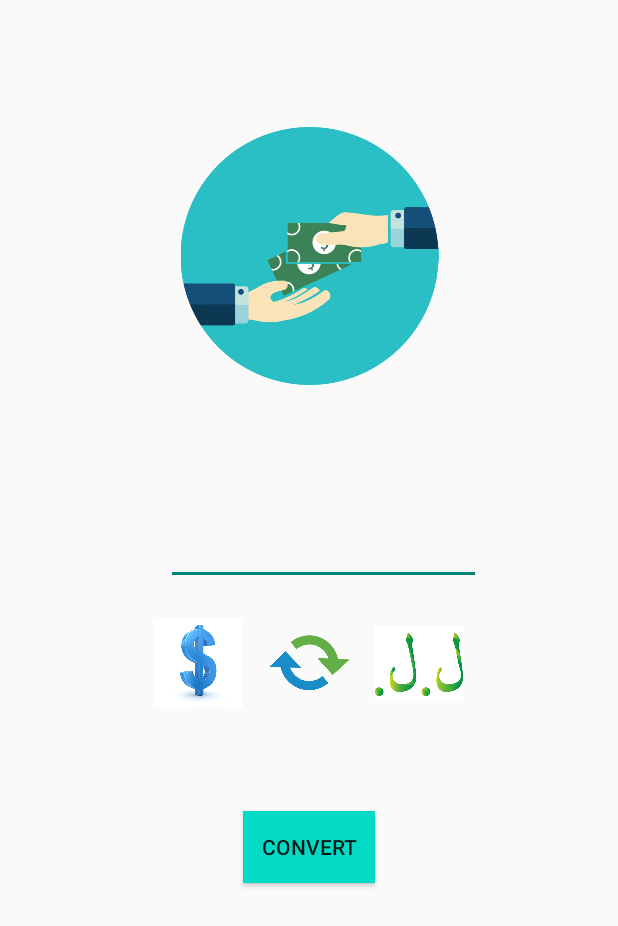
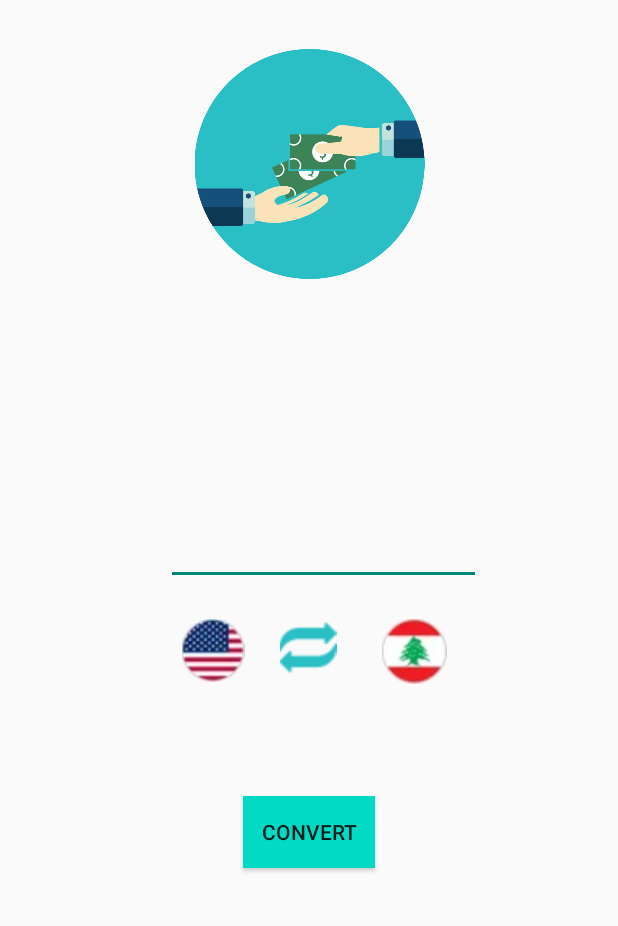
Before and after one commit to TalineAj/CSC431-Currency-Converter, an Android app: the screen it shows after launch (MainActivity), on a phone screen of 412 x 824 dp. Shown: the top 926 px of the screen. Run offline under Robolectric (Android 15) with nearby library versions, the phone set to English and light mode, and no system bars.

Commit message:
convert page images change -design

```diff
--- a/client/app/src/main/res/layout/activity_main.xml
+++ b/client/app/src/main/res/layout/activity_main.xml
@@ -22,8 +22,8 @@
 
     <ImageView
         android:id="@+id/logoconvert"
-        android:layout_width="60dp"
-        android:layout_height="60dp"
+        android:layout_width="52dp"
+        android:layout_height="38dp"
         android:onClick="logoConvert"
         app:layout_constraintBottom_toBottomOf="parent"
         app:layout_constraintEnd_toEndOf="parent"
@@ -35,8 +35,8 @@
 
     <ImageView
         android:id="@+id/dollar"
-        android:layout_width="60dp"
-        android:layout_height="60dp"
+        android:layout_width="44dp"
+        android:layout_height="42dp"
         app:layout_constraintBottom_toBottomOf="parent"
         app:layout_constraintEnd_toStartOf="@+id/logoconvert"
         app:layout_constraintHorizontal_bias="0.886"
@@ -47,11 +47,11 @@
 
     <ImageView
         android:id="@+id/lbp"
-        android:layout_width="60dp"
-        android:layout_height="60dp"
+        android:layout_width="50dp"
+        android:layout_height="43dp"
         app:layout_constraintBottom_toBottomOf="parent"
         app:layout_constraintEnd_toEndOf="parent"
-        app:layout_constraintHorizontal_bias="0.12"
+        app:layout_constraintHorizontal_bias="0.155"
         app:layout_constraintStart_toEndOf="@+id/logoconvert"
         app:layout_constraintTop_toBottomOf="@+id/input"
         app:layout_constraintVertical_bias="0.058"
@@ -67,16 +67,17 @@
         app:layout_constraintHorizontal_bias="0.483"
         app:layout_constraintStart_toStartOf="parent"
         app:layout_constraintTop_toBottomOf="@+id/logoconvert"
-        app:layout_constraintVertical_bias="0.57" />
+        app:layout_constraintVertical_bias="0.6" />
 
     <ImageView
         android:id="@+id/imageView11"
-        android:layout_width="206dp"
-        android:layout_height="172dp"
+        android:layout_width="183dp"
+        android:layout_height="153dp"
         app:layout_constraintBottom_toTopOf="@+id/input"
         app:layout_constraintEnd_toEndOf="parent"
         app:layout_constraintStart_toStartOf="parent"
         app:layout_constraintTop_toTopOf="parent"
+        app:layout_constraintVertical_bias="0.176"
         app:srcCompat="@drawable/logo" />
 
     <Button
@@ -107,6 +108,6 @@
         app:layout_constraintHorizontal_bias="0.498"
         app:layout_constraintStart_toStartOf="parent"
         app:layout_constraintTop_toTopOf="parent"
-        app:layout_constraintVertical_bias="0.403" />
+        app:layout_constraintVertical_bias="0.31" />
 
 </androidx.constraintlayout.widget.ConstraintLayout>
```
Also changed, not shown: client/app/src/main/res/drawable/convert.jpg (deleted), client/app/src/main/res/drawable/convert.png (added), client/app/src/main/res/drawable/dollar.png, client/app/src/main/res/drawable/lbp.png.
